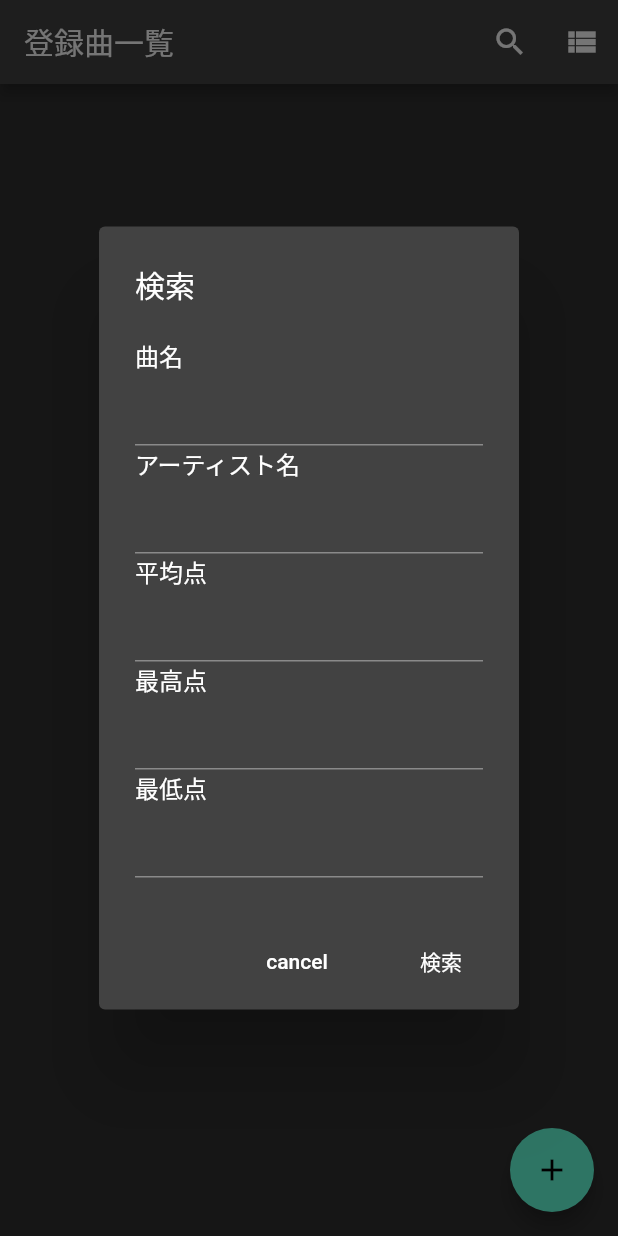
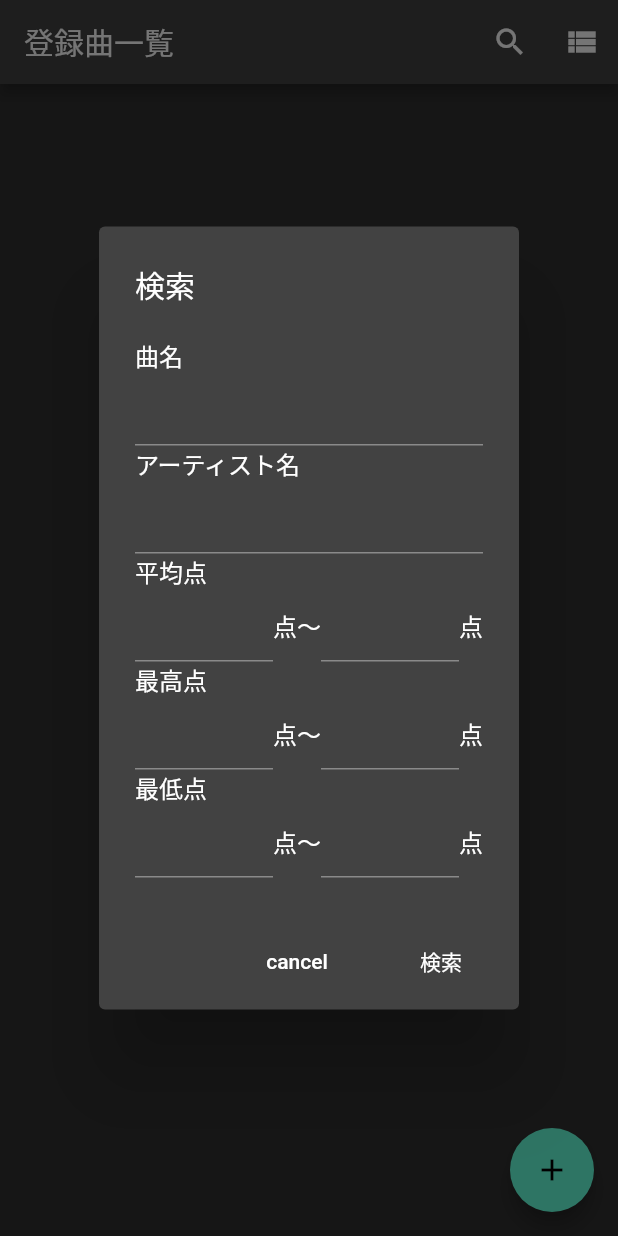
Before and after one commit to AKARI-I/Siggmo_flutter, a Flutter app: the screen it shows after launch, after a tap on the "search" icon, on a phone screen of 412 x 824 dp. Run offline on Flutter 3.47's test engine with Material 2 defaults, Android fonts, the phone set to English and light mode, and no system bars; our stand-ins replace sqflite; accounts and stored records are empty.

Commit message:
点数表示部分がText-TextFieldになるよう修正

```diff
--- a/lib/main.dart
+++ b/lib/main.dart
@@ -31,6 +31,15 @@ class MainPage extends StatefulWidget {
 }
 
 class _MainPageState extends State<MainPage> {
+  // 入力されたテキストをデータとして持つ
+  String _musicName = '';
+  String _artistName = '';
+  double _averageMin = 0.0;
+  double _averageMax = 100.0;
+  double _maxMin = 0.0;
+  double _maxMax = 100.0;
+  double _minMin = 0.0;
+  double _minMax = 100.0;
   // 曲一覧を取得
   List musicList = [];
 
@@ -122,17 +131,46 @@ class _MainPageState extends State<MainPage> {
           SingleChildScrollView(
             child: Column(
               crossAxisAlignment: CrossAxisAlignment.start,
-              children: const <Widget>[
+              children: <Widget>[
                 Text("曲名"),
-                TextField(),
+                TextField(
+                  onChanged: (String value){
+                    setState((){ _musicName = value; print(_musicName); });
+                  },
+                ),
                 Text("アーティスト名"),
-                TextField(),
+                TextField(
+                  onChanged: (String value){
+                    setState((){ _artistName = value; print(_artistName); });
+                  },
+                ),
                 Text("平均点"),
-                TextField(),
+                Row(
+                  children: const <Widget>[
+                    Flexible(child: TextField()),
+                    Text("点～"),
+                    Flexible(child: TextField()),
+                    Text("点")
+                  ],
+                ),
                 Text("最高点"),
-                TextField(),
+                Row(
+                  children: const <Widget>[
+                    Flexible(child: TextField()),
+                    Text("点～"),
+                    Flexible(child: TextField()),
+                    Text("点")
+                  ],
+                ),
                 Text("最低点"),
-                TextField(),
+                Row(
+                  children: const <Widget>[
+                    Flexible(child: TextField()),
+                    Text("点～"),
+                    Flexible(child: TextField()),
+                    Text("点")
+                  ],
+                ),
               ],
             ),
           ),
```
